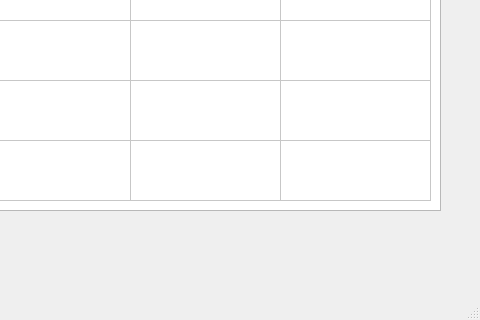
The window that mainwindow.ui (naslevente/Voting-Simulation) describes before a commit, drawn with Qt 5; both pictures show x 320 to 800 and y 280 to 600 of the 800 by 600 pixel window.
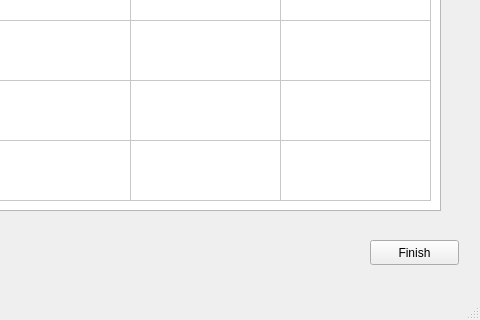
The same window after the commit.

The edit to the form file:
```diff
--- a/mainwindow.ui
+++ b/mainwindow.ui
@@ -341,6 +341,19 @@
      <string>Iteration Counter:</string>
     </property>
    </widget>
+   <widget class="QPushButton" name="finish_button">
+    <property name="geometry">
+     <rect>
+      <x>690</x>
+      <y>520</y>
+      <width>89</width>
+      <height>25</height>
+     </rect>
+    </property>
+    <property name="text">
+     <string>Finish</string>
+    </property>
+   </widget>
   </widget>
   <widget class="QMenuBar" name="menubar">
    <property name="geometry">
```
